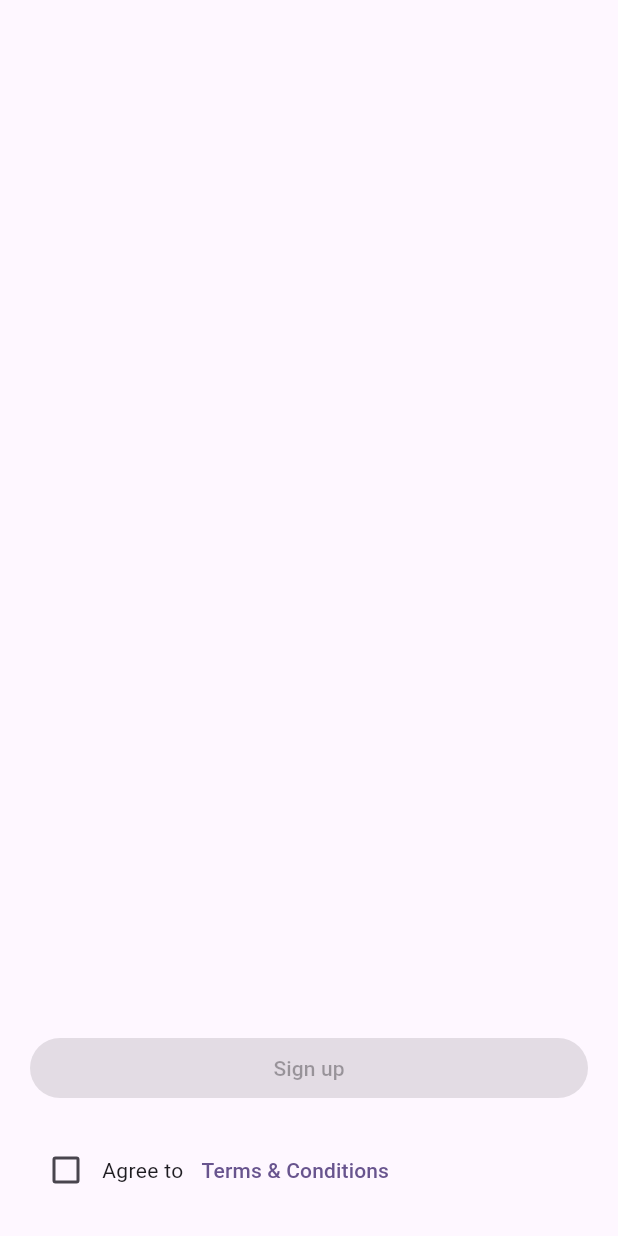
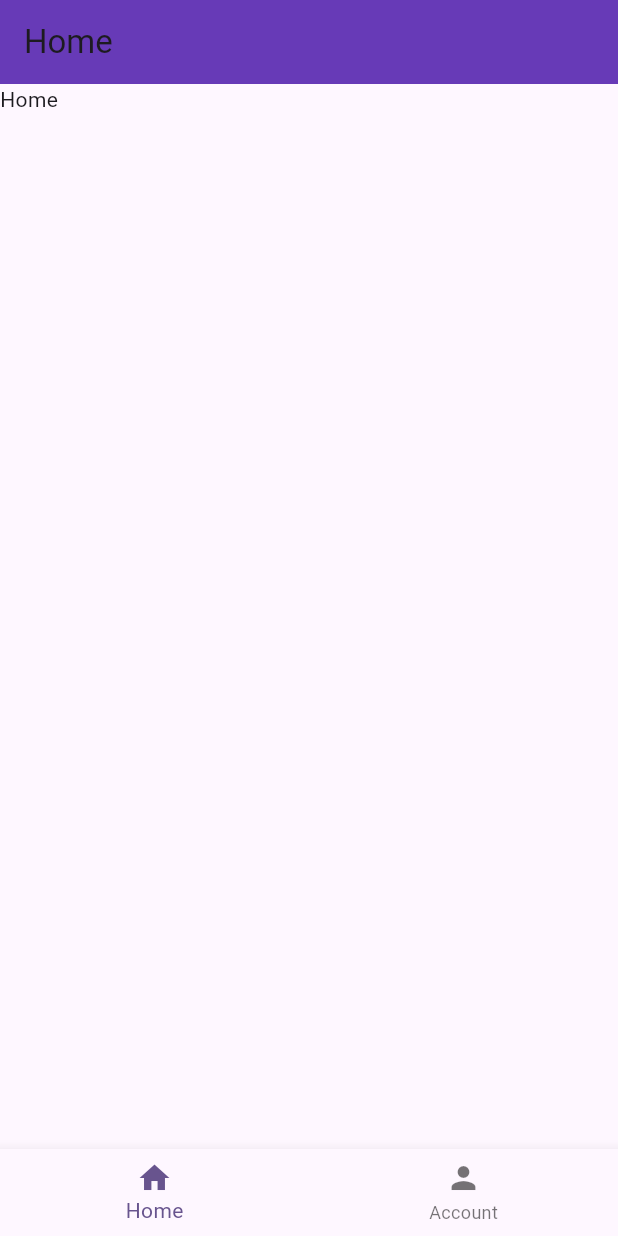
Before and after one commit to AhmedAbogameel-CCIC-2023/state_managments_samples, a Flutter app: the screen it shows after launch, on a phone screen of 412 x 824 dp. Run offline on Flutter 3.47's test engine with Material 2 defaults, Android fonts, the phone set to English and light mode, and no system bars; our stand-ins replace flutter_bloc.

Commit message:
nav bar with cubit

```diff
--- a/lib/main.dart
+++ b/lib/main.dart
@@ -1,4 +1,5 @@
 import 'package:flutter/material.dart';
+import 'views/nav_bar/view.dart';
 import 'views/register/view.dart';
 
 void main() {
@@ -12,11 +13,12 @@ class MyApp extends StatelessWidget {
   Widget build(BuildContext context) {
     return MaterialApp(
       title: 'Flutter Demo',
+      debugShowCheckedModeBanner: false,
       theme: ThemeData(
         colorScheme: ColorScheme.fromSeed(seedColor: Colors.deepPurple),
         useMaterial3: true,
       ),
-      home: RegisterView(),
+      home: NavBarView(),
     );
     // return BlocProvider(
     //   create: (context) => HomeCubit(),
--- /dev/null
+++ b/lib/views/nav_bar/cubit.dart
@@ -0,0 +1,14 @@
+import 'package:counter_app/views/nav_bar/states.dart';
+import 'package:flutter_bloc/flutter_bloc.dart';
+
+class NavBarCubit extends Cubit<NavBarStates> {
+  NavBarCubit() : super(NavBarInit());
+
+  int currentIndex = 0;
+
+  void changeIndex(int value) {
+    currentIndex = value;
+    emit(NavBarInit());
+  }
+
+}
--- /dev/null
+++ b/lib/views/nav_bar/states.dart
@@ -0,0 +1,3 @@
+abstract class NavBarStates {}
+
+class NavBarInit extends NavBarStates {}
--- /dev/null
+++ b/lib/views/nav_bar/view.dart
@@ -0,0 +1,100 @@
+import 'package:counter_app/views/nav_bar/cubit.dart';
+import 'package:counter_app/views/nav_bar/states.dart';
+import 'package:flutter/material.dart';
+import 'package:flutter_bloc/flutter_bloc.dart';
+
+class NavBarView extends StatelessWidget {
+  const NavBarView({Key? key}) : super(key: key);
+
+  @override
+  Widget build(BuildContext context) {
+    return BlocProvider(
+      create: (context) => NavBarCubit(),
+      child: BlocBuilder<NavBarCubit, NavBarStates>(
+        builder: (context, state) {
+          final cubit = BlocProvider.of<NavBarCubit>(context);
+          return Scaffold(
+            appBar: AppBar(
+              title: Text(["Home", "Account"][cubit.currentIndex]),
+              backgroundColor: Colors.deepPurple,
+            ),
+            body: [Text('Home'), Text('Account')][cubit.currentIndex],
+            bottomNavigationBar: _BottomNavBar(),
+          );
+        },
+      ),
+    );
+  }
+}
+
+
+
+class _BottomNavBar extends StatelessWidget {
+  const _BottomNavBar({Key? key}) : super(key: key);
+
+  @override
+  Widget build(BuildContext context) {
+    final cubit = BlocProvider.of<NavBarCubit>(context);
+    return BottomNavigationBar(
+      currentIndex: cubit.currentIndex,
+      onTap: cubit.changeIndex,
+      items: [
+        BottomNavigationBarItem(
+          icon: Icon(Icons.home),
+          label: "Home",
+        ),
+        BottomNavigationBarItem(
+          icon: Icon(Icons.person),
+          label: "Account",
+        ),
+      ],
+    );
+  }
+}
+
+
+/*
+
+import 'package:flutter/material.dart';
+
+class NavBarView extends StatefulWidget {
+  const NavBarView({Key? key}) : super(key: key);
+
+  @override
+  State<NavBarView> createState() => _NavBarViewState();
+}
+
+class _NavBarViewState extends State<NavBarView> {
+
+  int currentIndex = 0;
+
+  @override
+  Widget build(BuildContext context) {
+    return Scaffold(
+      appBar: AppBar(
+        backgroundColor: Colors.deepPurple,
+      ),
+      body: [Text('Home'), Text('Account')][currentIndex],
+      bottomNavigationBar: BottomNavigationBar(
+        currentIndex: currentIndex,
+        onTap: (v) {
+          currentIndex = v;
+          setState(() {});
+        },
+        items: [
+          BottomNavigationBarItem(
+            icon: Icon(Icons.home),
+            label: "Home",
+          ),
+          BottomNavigationBarItem(
+            icon: Icon(Icons.person),
+            label: "Account",
+          ),
+        ],
+      ),
+    );
+  }
+}
+
+
+ */
```
